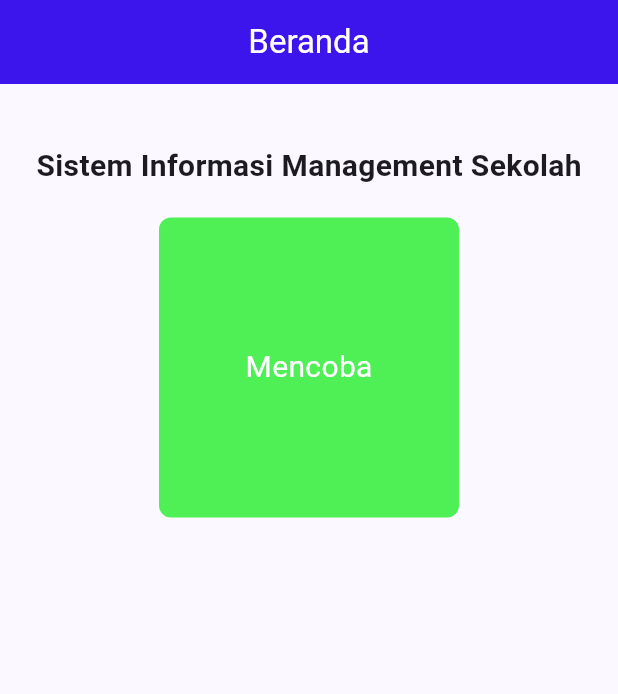
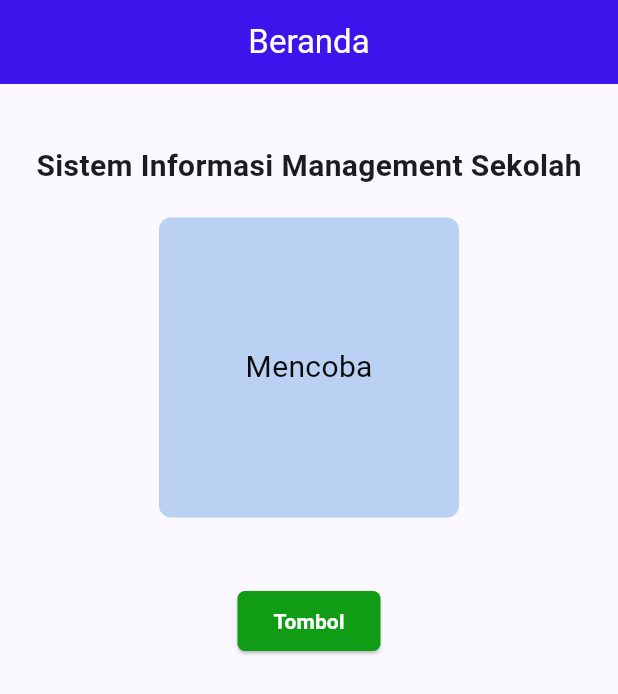
Before and after one commit to rinimaulia09/app_school, a Flutter app: the screen it shows after launch, on a phone screen of 412 x 824 dp. Shown: the top 694 px of the screen. Run offline on Flutter 3.47's test engine with Material 3 defaults, Android fonts, the phone set to English and light mode, and no system bars.

Commit message:
menambahkan tombol

```diff
--- a/lib/main.dart
+++ b/lib/main.dart
@@ -62,14 +62,32 @@ class _MyHomePageState extends State<MyHomePage> {
               margin: const EdgeInsets.only(top: 20, bottom: 5),
               decoration: BoxDecoration(
                 borderRadius: BorderRadius.circular(8),
-                color: const Color.fromARGB(255, 78, 240, 86),
-
+                color: const Color.fromARGB(255, 187, 209, 243),
               ),
               child: const Text(
                 "Mencoba",
-                style: TextStyle(fontSize: 20, color: Colors.white),
+                style: TextStyle(fontSize: 20, color: Color.fromARGB(255, 9, 9, 9)),
               ),
-            )
+            ),
+          const SizedBox(height: 40,),
+              ElevatedButton(
+                    style: ElevatedButton.styleFrom(
+                      backgroundColor: const Color.fromARGB(255, 17, 156, 22),
+                      shape: RoundedRectangleBorder(
+                        borderRadius: BorderRadius.circular(5),
+                      ),
+                    ),
+                    onPressed: () {
+                      print("click");
+                    },
+                    child: const Text(
+                      "Tombol",
+                      style: TextStyle(
+                        fontWeight: FontWeight.bold,
+                        color: Colors.white,
+                      ),
+                    ),
+                  ),
           ],
         ),
       ),
```
